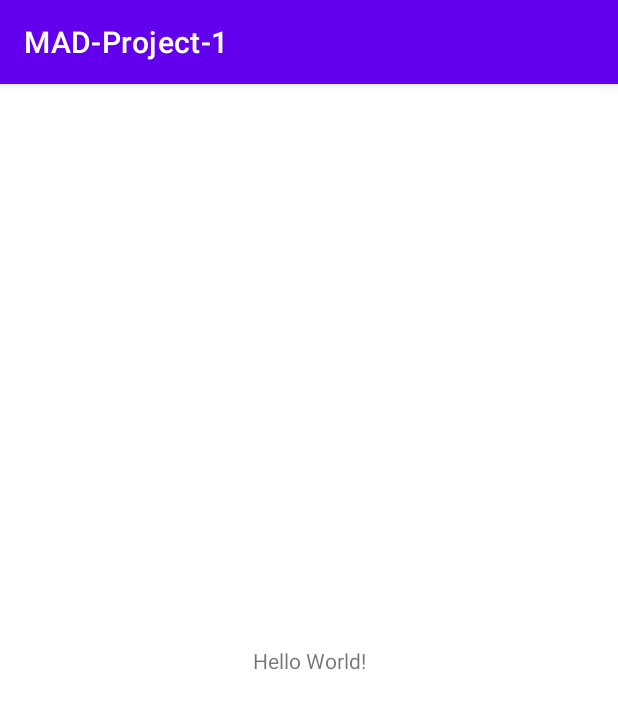
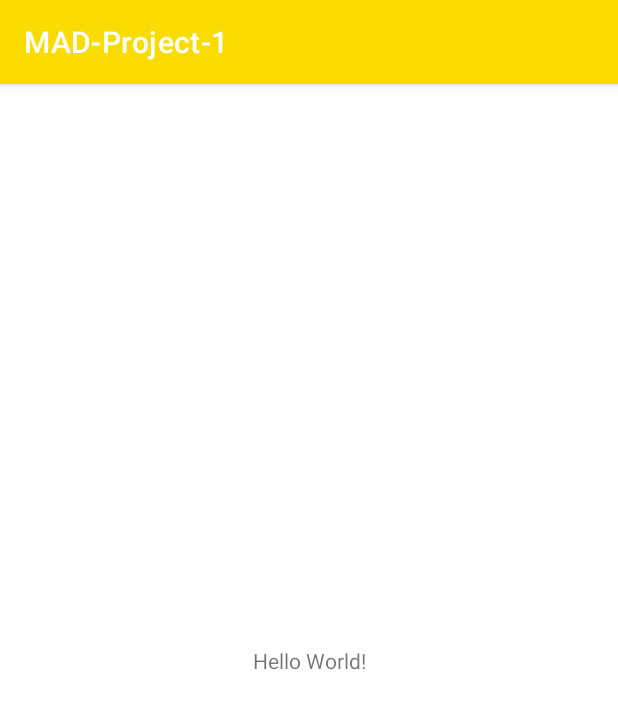
Before and after one commit to 2nd-year/MAD-Project-1, an Android app: the screen it shows after launch (MainActivity), on a phone screen of 412 x 824 dp. Shown: the top 709 px of the screen. Run offline under Robolectric (Android 15) with nearby library versions, the phone set to English and light mode, and no system bars.

Commit message:
change primary colors

```diff
--- a/app/src/main/res/values/themes.xml
+++ b/app/src/main/res/values/themes.xml
@@ -2,7 +2,7 @@
     <!-- Base application theme. -->
     <style name="Theme.MADProject1" parent="Theme.MaterialComponents.DayNight.DarkActionBar">
         <!-- Primary brand color. -->
-        <item name="colorPrimary">@color/purple_500</item>
+        <item name="colorPrimary">@color/bee_yellow</item>
         <item name="colorPrimaryVariant">@color/purple_700</item>
         <item name="colorOnPrimary">@color/white</item>
         <!-- Secondary brand color. -->
```
